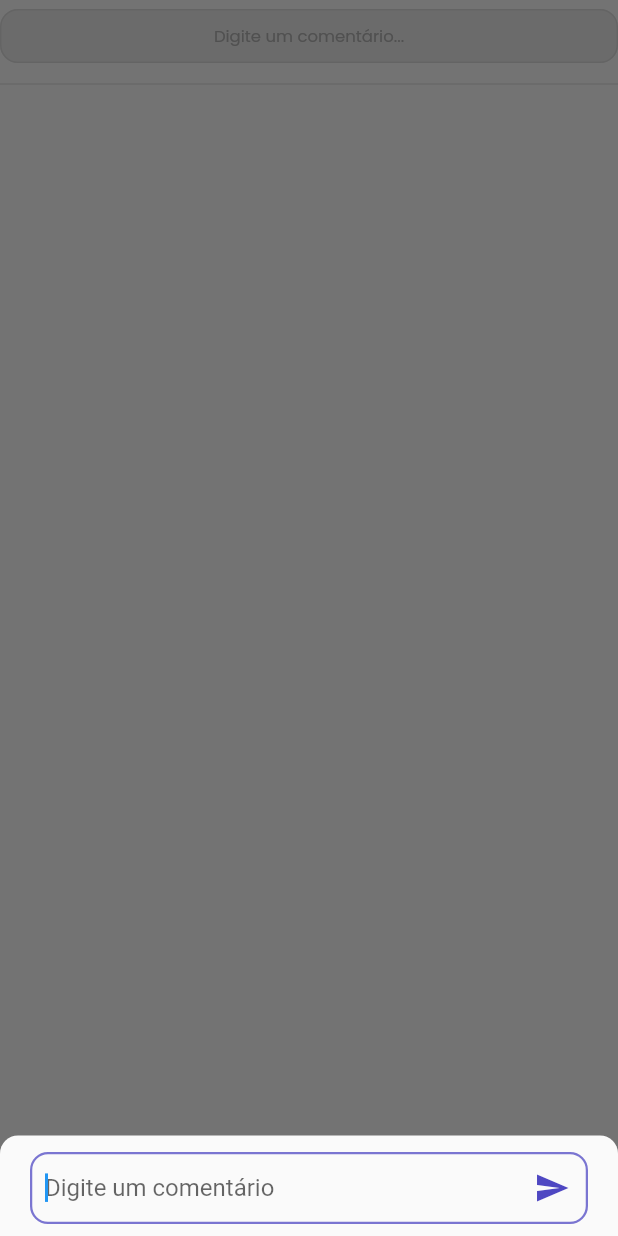
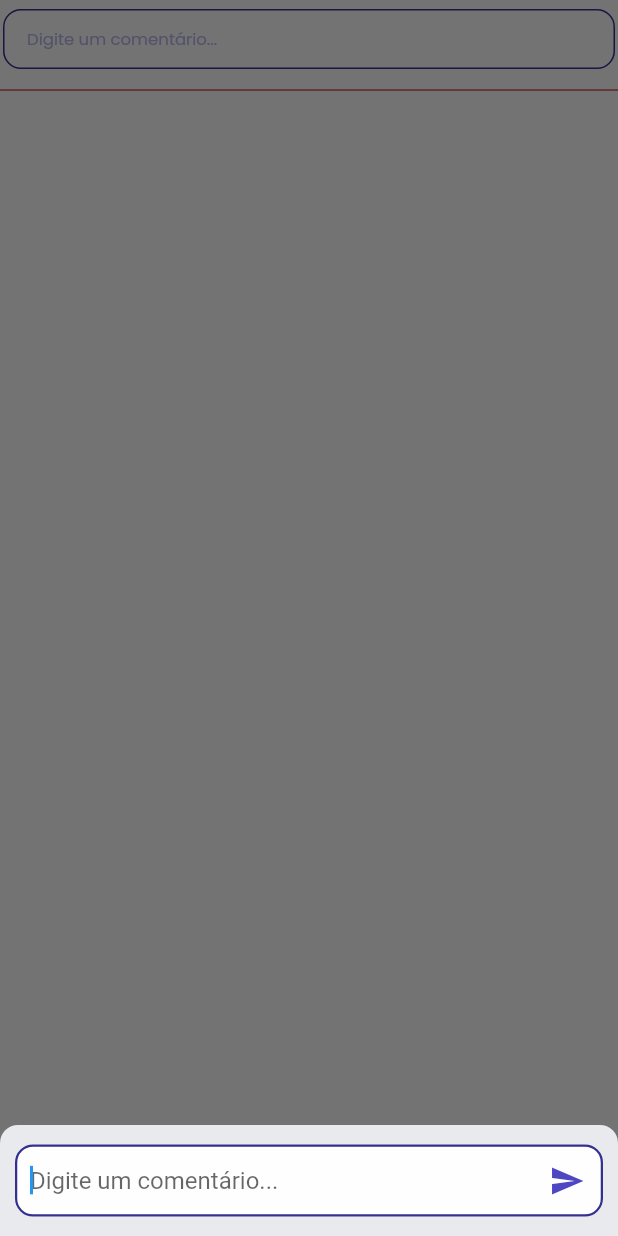
Before and after one commit to thak1996/rarguile, a Flutter app: the DsComment screen opened directly, after a tap on "Digite um comentário...", on a phone screen of 412 x 824 dp. Run offline on Flutter 3.47's test engine with Material 2 defaults, Android fonts, the phone set to English and light mode, and no system bars.

```diff
--- a/lib/src/app.dart
+++ b/lib/src/app.dart
@@ -1,5 +1,6 @@
 import 'package:flutter/material.dart';
 import 'package:rarguile/src/design_system/molecules/ds_app_bar.dart';
+import 'package:rarguile/src/shared/app_colors.dart';
 
 import 'package:rarguile/widgets/hide_show_widget.dart';
 
@@ -10,7 +11,8 @@ class App extends StatelessWidget {
   Widget build(BuildContext context) {
     return MaterialApp(
       home: Scaffold(
-          appBar: const DsAppBar(title: 'Teste'),
+          backgroundColor: whiteColor,
+          appBar: const DsAppBar(title: 'Raro Tube - Home'),
           body: SingleChildScrollView(
             child: Column(
               children: const [
--- a/lib/src/design_system/atoms/ds_input_comment.dart
+++ b/lib/src/design_system/atoms/ds_input_comment.dart
@@ -11,7 +11,7 @@ class InputComment extends StatelessWidget {
   @override
   Widget build(BuildContext context) {
     return Container(
-      padding: const EdgeInsets.only(left: 20, top: 3, right: 20),
+      padding: const EdgeInsets.only(left: 10, top: 5, right: 10, bottom: 5),
       child: DsTextField(
         icon: const Icon(Icons.send),
         onPressed: () {},
@@ -22,12 +22,3 @@ class InputComment extends StatelessWidget {
     );
   }
 }
-
-class MyWidget extends StatelessWidget {
-  const MyWidget({super.key});
-
-  @override
-  Widget build(BuildContext context) {
-    return Container();
-  }
-}
--- a/lib/src/design_system/atoms/ds_text_field.dart
+++ b/lib/src/design_system/atoms/ds_text_field.dart
@@ -31,6 +31,8 @@ class DsTextField extends StatelessWidget {
       padding: const EdgeInsets.symmetric(vertical: 8.0),
       child: TextField(
         decoration: InputDecoration(
+          filled: true,
+          fillColor: whiteColor,
           contentPadding:
               const EdgeInsets.symmetric(vertical: 5, horizontal: 10),
           suffixIcon: IconButton(
@@ -50,11 +52,13 @@ class DsTextField extends StatelessWidget {
             borderRadius: BorderRadius.circular(12),
           ),
           focusedBorder: OutlineInputBorder(
-            borderSide: const BorderSide(color: azulVioleta, width: 1.5),
+            borderSide: const BorderSide(color: primaryColor, width: 1.5),
             borderRadius: BorderRadius.circular(12),
           ),
         ),
-        style: const TextStyle(color: primaryColor),
+        style: const TextStyle(
+          color: primaryColor,
+        ),
         controller: controller,
         minLines: minLines,
         maxLines: maxLines,
--- a/lib/src/design_system/organisms/ds_comment.dart
+++ b/lib/src/design_system/organisms/ds_comment.dart
@@ -1,5 +1,6 @@
 import 'package:flutter/material.dart';
 import 'package:rarguile/src/design_system/atoms/ds_bottom_sheet.dart';
+import 'package:rarguile/src/design_system/atoms/ds_button_outlined.dart';
 import 'package:rarguile/src/shared/app_colors.dart';
 import 'package:rarguile/src/shared/styles.dart';
 
@@ -15,15 +16,18 @@ class DsComment extends StatefulWidget {
 class _DsCommentState extends State<DsComment> {
   @override
   Widget build(BuildContext context) {
-    return SizedBox(
-      height: 160,
+    return Container(
+      height: 90,
       child: Scaffold(
         body: Column(
           crossAxisAlignment: CrossAxisAlignment.stretch,
           children: [
-            TextButton(
+            DsOutlinedButton(
+              textStyle: inputBlackGrey,
+              color: azulMaximum,
               onPressed: () {
                 showModalBottomSheet(
+                  backgroundColor: const Color(0xffe8eaed),
                   shape: const RoundedRectangleBorder(
                     borderRadius: BorderRadius.only(
                       topLeft: Radius.circular(12),
@@ -33,28 +37,21 @@ class _DsCommentState extends State<DsComment> {
                   isScrollControlled: true,
                   context: context,
                   builder: (context) => const DsBottomSheet(
-                    hintText: 'Digite um comentário',
+                    hintText: 'Digite um comentário...',
                   ),
                 );
               },
-              style: TextButton.styleFrom(
-                foregroundColor: textDisable,
-                backgroundColor: fillDisable,
-                shape: RoundedRectangleBorder(
-                  side: const BorderSide(
-                    color: strokeDisable,
-                    width: 1,
+              child: Row(
+                children: const [
+                  Text(
+                    'Digite um comentário...',
                   ),
-                  borderRadius: BorderRadius.circular(12),
-                ),
-                textStyle: inputBlackGrey,
-              ),
-              child: const Text(
-                'Digite um comentário...',
+                ],
               ),
             ),
+
             const Divider(
-              color: strokeDisable,
+              color: redAlert,
             ),
             //todo comentarios
           ],
--- a/lib/widgets/hide_show_widget.dart
+++ b/lib/widgets/hide_show_widget.dart
@@ -12,7 +12,7 @@ class HideShow extends StatefulWidget {
 }
 
 class _HideShowState extends State<HideShow> {
-  late bool isVisible = true;
+  late bool isVisible = false;
 
   void showWidget() {
     setState(() {
@@ -23,7 +23,7 @@ class _HideShowState extends State<HideShow> {
   @override
   Widget build(BuildContext context) {
     return Padding(
-      padding: const EdgeInsets.symmetric(horizontal: 20, vertical: 12),
+      padding: const EdgeInsets.symmetric(horizontal: 20, vertical: 20),
       child: Column(
         crossAxisAlignment: CrossAxisAlignment.stretch,
         children: [
```
Also changed, not shown: lib/src/design_system/atoms/ds_input_password.dart (added, +81 -0 lines).
